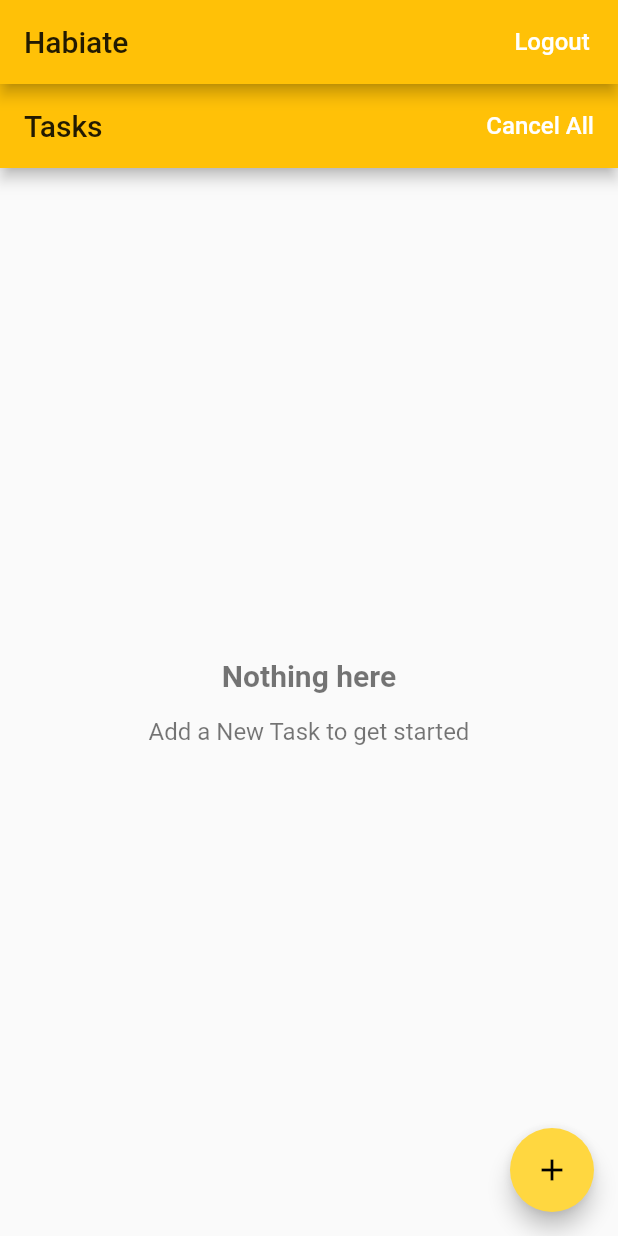
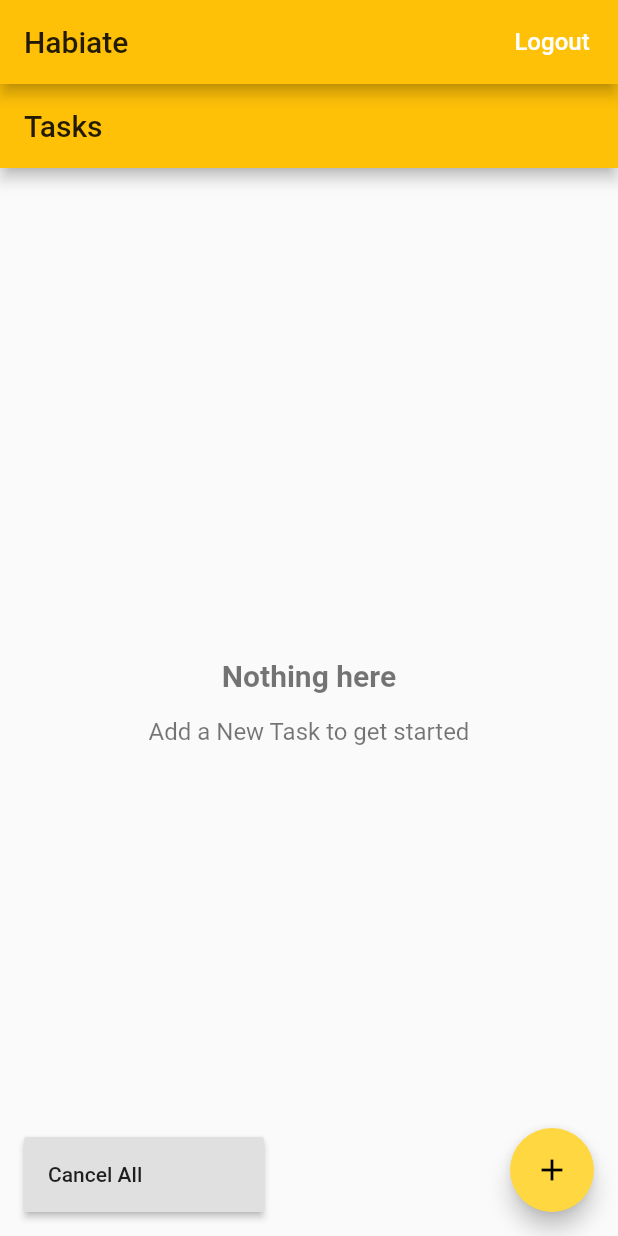
Before and after one commit to adolesamuel/habit_shift, a Flutter app: the screen it shows once a user with an empty profile is signed in, after a tap on "Cancel All", on a phone screen of 412 x 824 dp. Run offline on Flutter 3.47's test engine with Material 2 defaults, Android fonts, the phone set to English and light mode, and no system bars; our stand-ins replace cloud_firestore, firebase_auth, firebase_core, flutter_local_notifications, flutter_native_timezone, rxdart and 1 more; missing offline and left inert: enum_to_string; accounts and stored records are empty.

Commit message:
cancel all stacked to bottom

```diff
--- a/lib/home/task_page/task_list_tile.dart
+++ b/lib/home/task_page/task_list_tile.dart
@@ -5,7 +5,7 @@ import 'package:provider/provider.dart';
 
 class TaskListTile extends StatelessWidget {
   final Task task;
-  final VoidCallback onTap;
+  final Function(bool value) onTap;
   final VoidCallback onEditTap;
   final VoidCallback onDeleteTap;
 
@@ -30,7 +30,7 @@ class TaskListTile extends StatelessWidget {
                 '${task.taskComment} : ${task.startTime.hour}:${task.startTime.minute}'),
             value: task.active,
             onChanged: (bool value) {
-              database.setActive(task, value);
+              onTap(value);
             },
           ),
           ButtonBar(
--- a/lib/home/task_page/tasks_page.dart
+++ b/lib/home/task_page/tasks_page.dart
@@ -1,5 +1,6 @@
 import 'package:flutter/material.dart';
 import 'package:flutter_local_notifications/flutter_local_notifications.dart';
+import 'package:habit_shift/common/custom_raised_button.dart';
 import 'package:habit_shift/home/models/task_object.dart';
 import 'package:habit_shift/home/task_page/edit_task_page.dart';
 import 'package:habit_shift/home/task_page/list_items_builder.dart';
@@ -15,18 +16,6 @@ class TasksPage extends StatelessWidget {
       appBar: AppBar(
         title: Text('Tasks'),
         //TODO: better as easily implemented as a button
-        actions: [
-          FlatButton(
-            onPressed: () => cancelAllNotification(context),
-            child: Text(
-              'Cancel All',
-              style: TextStyle(
-                fontSize: 16.0,
-                color: Colors.white,
-              ),
-            ),
-          ),
-        ],
       ),
       body: _buildContent(context),
     );
@@ -51,11 +40,16 @@ class TasksPage extends StatelessWidget {
           }
         }
 
-        return ListItemsBuilder<Task>(
+        return Stack(children: [
+          ListItemsBuilder<Task>(
             snapshot: snapshot,
             itemBuilder: (context, task) {
               return TaskListTile(
                 task: task,
+                onTap: (value) => {
+                  database.setActive(task, value),
+                  cancelNotification(context, task),
+                },
                 onEditTap: () =>
                     EditTaskPage.show(context, database: database, task: task),
                 onDeleteTap: () => {
@@ -64,7 +58,20 @@ class TasksPage extends StatelessWidget {
                 },
               );
             },
-        );
+          ),
+          Align(
+            alignment: Alignment.bottomLeft,
+            widthFactor: 3,
+            child: Padding(
+              padding: const EdgeInsets.all(16.0),
+              child: CustomRaisedButton(
+                onPressed: () =>
+                    cancelAllNotification(context, taskList, database),
+                child: SizedBox(width: 128, child: Text('Cancel All')),
+              ),
+            ),
+          ),
+        ]);
       },
     );
   }
@@ -95,14 +102,20 @@ class TasksPage extends StatelessWidget {
   }
 
   void cancelNotification(BuildContext context, Task task) {
-    final np = Provider.of<FlutterLocalNotificationsPlugin>(context);
+    final np =
+        Provider.of<FlutterLocalNotificationsPlugin>(context, listen: false);
 
     NotificationClass().cancelNotification(notificationsPlugin: np, task: task);
   }
 
-  void cancelAllNotification(BuildContext context) {
-    final np = Provider.of<FlutterLocalNotificationsPlugin>(context);
+  void cancelAllNotification(
+      BuildContext context, List<Task> taskList, Database database) {
+    final np =
+        Provider.of<FlutterLocalNotificationsPlugin>(context, listen: false);
 
     NotificationClass().cancelAllNotifications(np);
+    for (Task n in taskList) {
+      database.setActive(n, false);
     }
   }
+}
```
Lines whose indentation alone changed are shown as unchanged.
